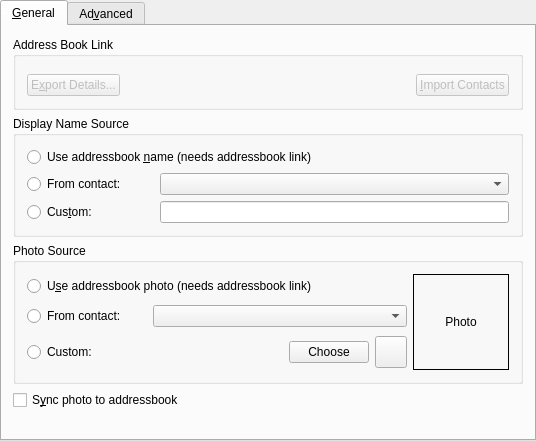
KDE/kopete, file kopete/contactlist/kopetemetalvipropswidget.ui: the form before one commit.
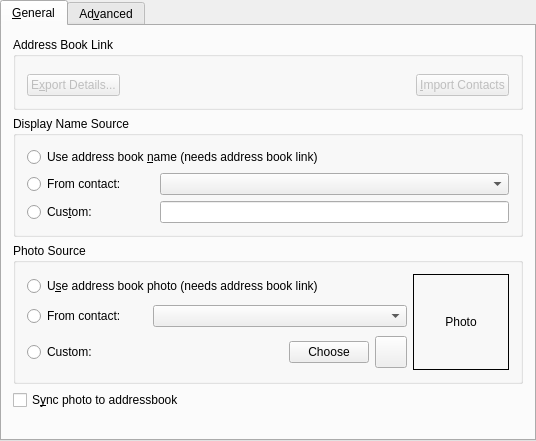
The form after the commit. Custom widgets are drawn as their Qt base class.

```diff
--- a/kopete/contactlist/kopetemetalvipropswidget.ui
+++ b/kopete/contactlist/kopetemetalvipropswidget.ui
@@ -138,7 +138,7 @@
           <item row="0" column="0" colspan="4" >
            <widget class="QRadioButton" name="radioNameKABC" >
             <property name="text" >
-             <string>Use addressbook &amp;name (needs addressbook link)</string>
+             <string>Use address book &amp;name (needs address book link)</string>
             </property>
            </widget>
           </item>
@@ -216,7 +216,7 @@
           <item row="0" column="0" >
            <widget class="QRadioButton" name="radioPhotoKABC" >
             <property name="text" >
-             <string>U&amp;se addressbook photo (needs addressbook link)</string>
+             <string>U&amp;se address book photo (needs address book link)</string>
             </property>
            </widget>
           </item>
```
